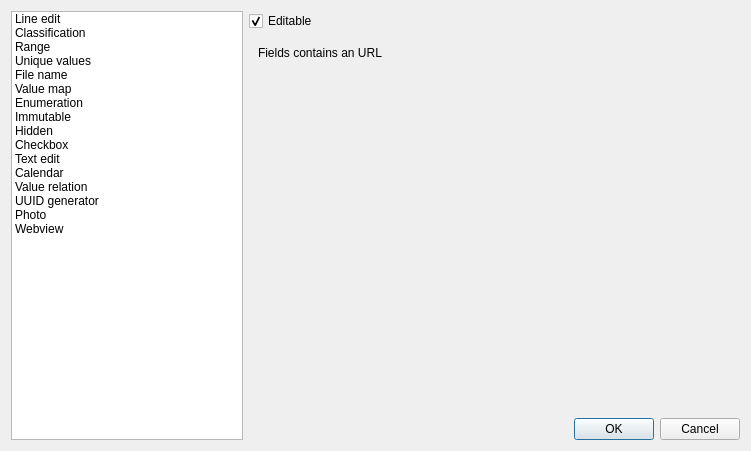
Before: the Qt Designer form src/ui/qgsattributetypeedit.ui in carsmie/QGIS, drawn with Qt 5.
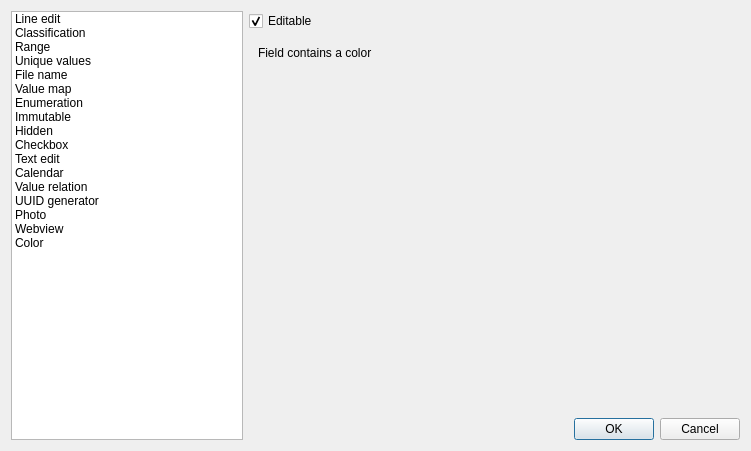
After: the same form once the commit is applied.

Commit message: sneak in color edit widget to accompany data defined symbology

Patch:
```diff
--- a/src/ui/qgsattributetypeedit.ui
+++ b/src/ui/qgsattributetypeedit.ui
@@ -106,6 +106,11 @@
        <string>Webview</string>
       </property>
      </item>
+     <item>
+      <property name="text">
+       <string>Color</string>
+      </property>
+     </item>
     </widget>
    </item>
    <item row="0" column="1">
@@ -127,7 +132,7 @@
       </sizepolicy>
      </property>
      <property name="currentIndex">
-      <number>15</number>
+      <number>16</number>
      </property>
      <widget class="QWidget" name="lineEditPage">
       <layout class="QVBoxLayout" name="verticalLayout_1">
@@ -863,6 +868,30 @@
        </item>
       </layout>
      </widget>
+     <widget class="QWidget" name="page_3">
+      <layout class="QVBoxLayout" name="verticalLayout_6">
+       <item>
+        <widget class="QLabel" name="label_15">
+         <property name="text">
+          <string>Field contains a color</string>
+         </property>
+        </widget>
+       </item>
+       <item>
+        <spacer name="verticalSpacer_14">
+         <property name="orientation">
+          <enum>Qt::Vertical</enum>
+         </property>
+         <property name="sizeHint" stdset="0">
+          <size>
+           <width>20</width>
+           <height>320</height>
+          </size>
+         </property>
+        </spacer>
+       </item>
+      </layout>
+     </widget>
     </widget>
    </item>
   </layout>
```
The commit also changes 8 other files.
